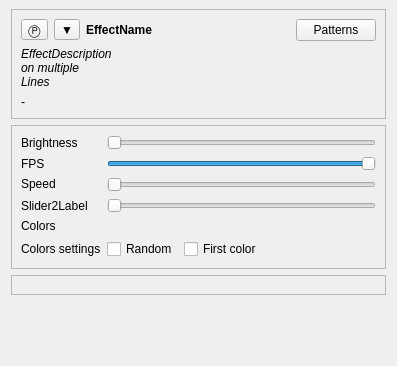
Old version of the form OpenRGBEffectPage.ui in the repository DLdota/OpenRGBEffectsPlugin.
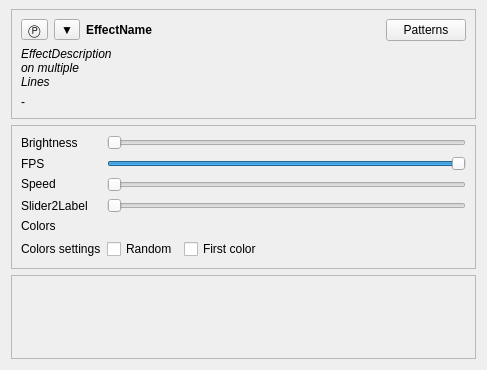
New version of the form. Custom widgets are drawn as their Qt base class.

Commit message: Add a spacer only if needed

The edit to the form file:
```diff
--- a/OpenRGBEffectPage.ui
+++ b/OpenRGBEffectPage.ui
@@ -6,8 +6,8 @@
    <rect>
     <x>0</x>
     <y>0</y>
-    <width>397</width>
-    <height>366</height>
+    <width>487</width>
+    <height>370</height>
    </rect>
   </property>
   <property name="sizePolicy">
@@ -19,7 +19,7 @@
   <property name="windowTitle">
    <string>Form</string>
   </property>
-  <layout class="QVBoxLayout" name="verticalLayout" stretch="1,1,0,1">
+  <layout class="QVBoxLayout" name="verticalLayout" stretch="0,0,1">
    <property name="topMargin">
     <number>9</number>
    </property>
@@ -335,19 +335,6 @@
      </layout>
     </widget>
    </item>
-   <item>
-    <spacer name="verticalSpacer">
-     <property name="orientation">
-      <enum>Qt::Vertical</enum>
-     </property>
-     <property name="sizeHint" stdset="0">
-      <size>
-       <width>20</width>
-       <height>40</height>
-      </size>
-     </property>
-    </spacer>
-   </item>
   </layout>
  </widget>
  <customwidgets>
```
The commit also changes 34 other files.
